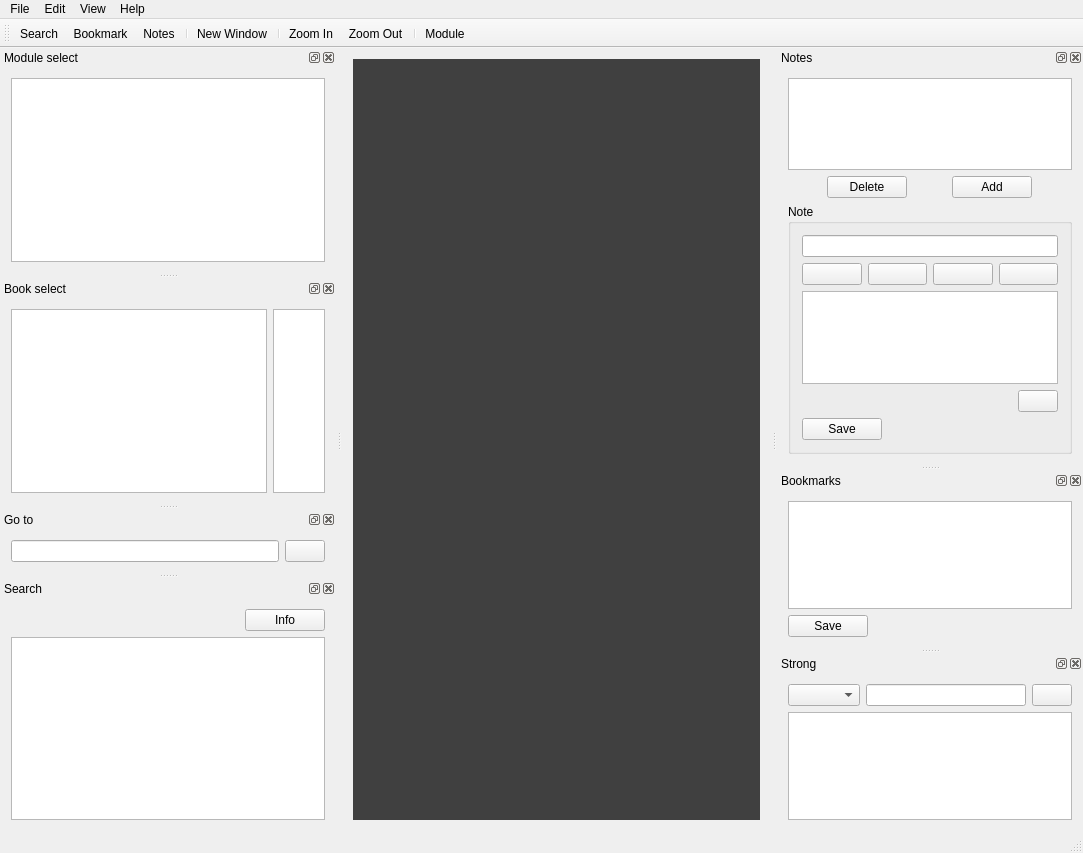
Before: the Qt Designer form src/ui/main/mainwindow.ui in metaxy/openBibleViewer, drawn with Qt 5.
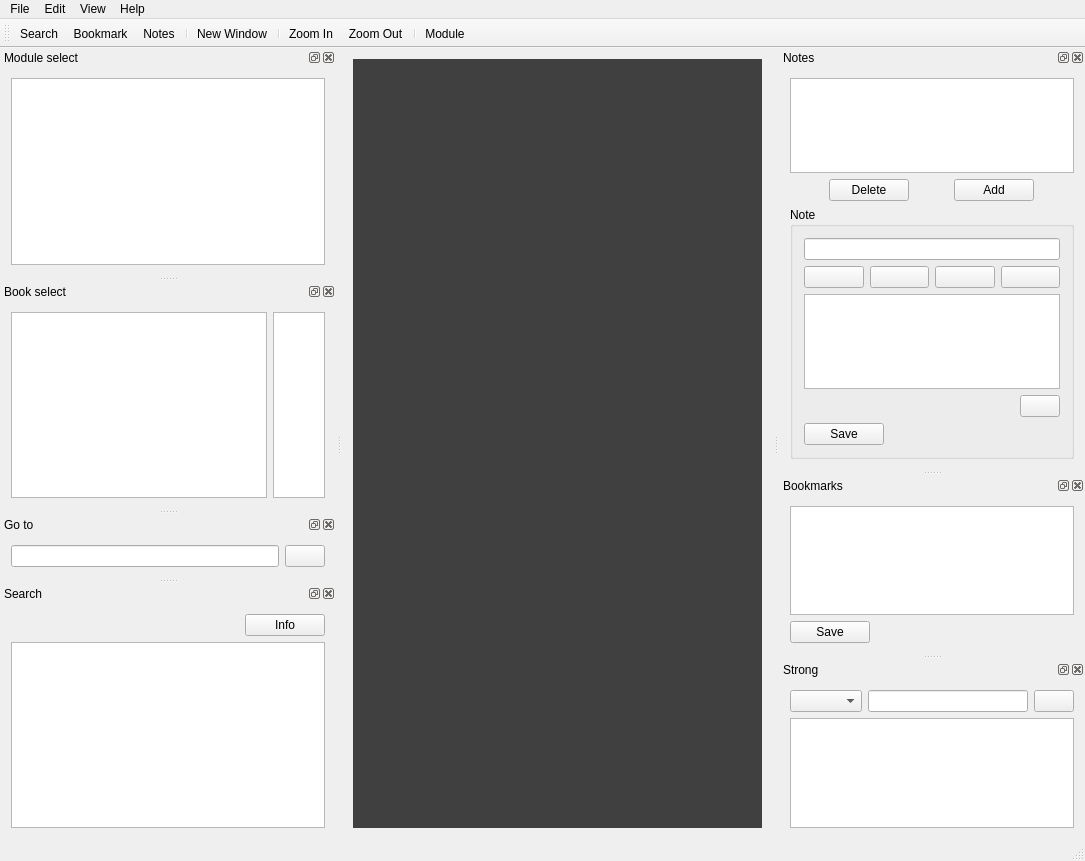
After: the same form once the commit is applied. Icons and pictures are not drawn.

Diff of the .ui file:
```diff
--- a/src/ui/main/mainwindow.ui
+++ b/src/ui/main/mainwindow.ui
@@ -9,8 +9,8 @@
    <rect>
     <x>0</x>
     <y>0</y>
-    <width>1083</width>
-    <height>853</height>
+    <width>1085</width>
+    <height>861</height>
    </rect>
   </property>
   <property name="windowTitle">
@@ -59,8 +59,8 @@
     <rect>
      <x>0</x>
      <y>0</y>
-     <width>1083</width>
-     <height>22</height>
+     <width>1085</width>
+     <height>19</height>
     </rect>
    </property>
    <property name="defaultUp">
@@ -162,8 +162,8 @@
    </property>
    <property name="minimumSize">
     <size>
-     <width>100</width>
-     <height>127</height>
+     <width>105</width>
+     <height>128</height>
     </size>
    </property>
    <property name="windowIcon">
@@ -208,8 +208,8 @@
    </property>
    <property name="minimumSize">
     <size>
-     <width>100</width>
-     <height>129</height>
+     <width>156</width>
+     <height>130</height>
     </size>
    </property>
    <property name="windowIcon">
@@ -281,7 +281,7 @@
    </property>
    <property name="minimumSize">
     <size>
-     <width>100</width>
+     <width>106</width>
      <height>63</height>
     </size>
    </property>
@@ -342,8 +342,8 @@
    </property>
    <property name="minimumSize">
     <size>
-     <width>150</width>
-     <height>416</height>
+     <width>186</width>
+     <height>420</height>
     </size>
    </property>
    <property name="windowIcon">
@@ -582,8 +582,8 @@
    </property>
    <property name="minimumSize">
     <size>
-     <width>100</width>
-     <height>153</height>
+     <width>105</width>
+     <height>156</height>
     </size>
    </property>
    <property name="windowIcon">
@@ -657,8 +657,8 @@
   <widget class="QDockWidget" name="dockWidget_search">
    <property name="minimumSize">
     <size>
-     <width>100</width>
-     <height>155</height>
+     <width>105</width>
+     <height>158</height>
     </size>
    </property>
    <property name="windowIcon">
@@ -729,8 +729,8 @@
    </property>
    <property name="minimumSize">
     <size>
-     <width>150</width>
-     <height>173</height>
+     <width>176</width>
+     <height>174</height>
     </size>
    </property>
    <property name="floating">
```
Left out of the diff: 8 changed lines with no effect on the pictures.
